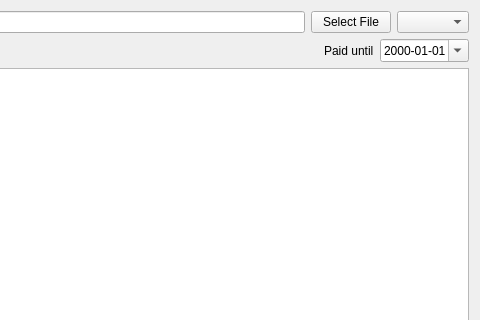
Old version of the form forms/paymentimport_file.ui in the repository LukyLuke/PiTres; both pictures show x 219 to 699 and y 0 to 320 of the 699 by 514 pixel window.
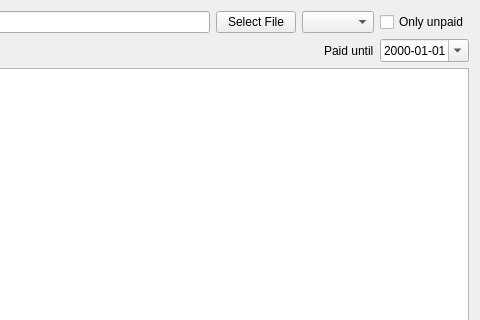
New version of the form. Icons and pictures are not drawn.

Commit message: #43 Remove the Checksum and added an option to only import unpaid payments to prevent double payments

What changed in the file:
```diff
--- a/forms/paymentimport_file.ui
+++ b/forms/paymentimport_file.ui
@@ -43,6 +43,13 @@
      <item>
       <widget class="QComboBox" name="importType"/>
      </item>
+     <item>
+      <widget class="QCheckBox" name="onlyUnpaid">
+       <property name="text">
+        <string>Only unpaid</string>
+       </property>
+      </widget>
+     </item>
     </layout>
    </item>
    <item>
```
Left out of the diff: 16 changed lines with no effect on the pictures. The commit also changes 2 other files.
